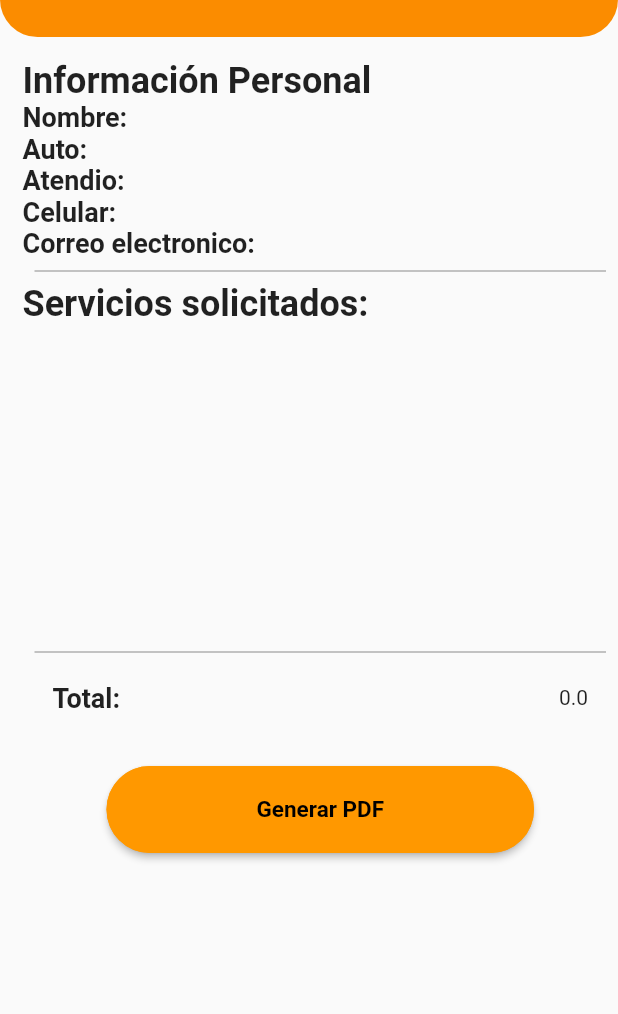
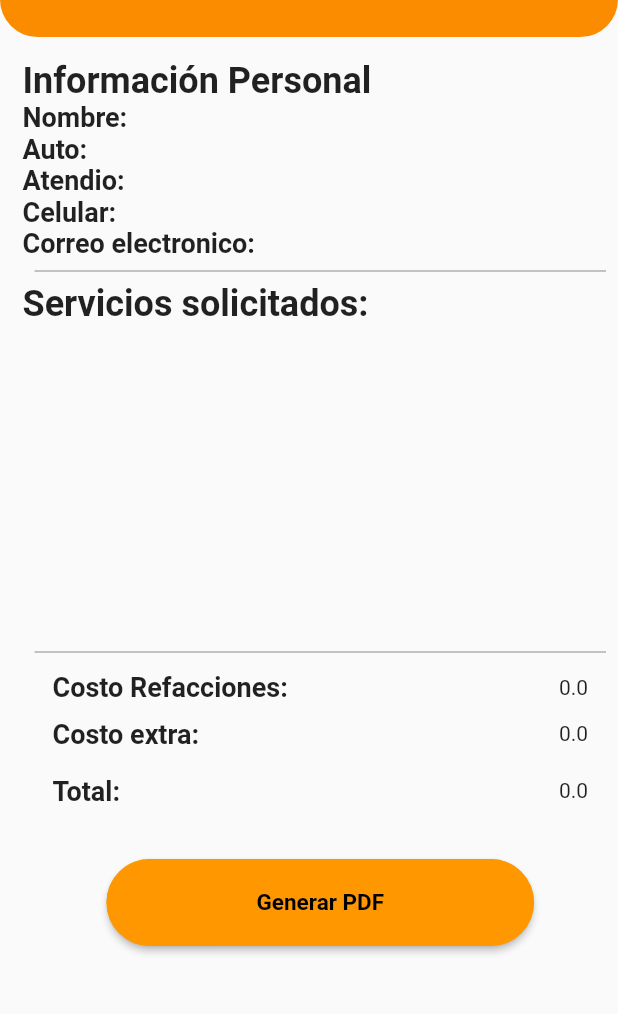
Before and after one commit to jeremyvalenciano/GDLCUSTOMS, a Flutter app: the TicketInfoView screen opened directly with empty values, on a phone screen of 412 x 824 dp, the part 137-1151 px from its top. Run offline on Flutter 3.47's test engine with Material 2 defaults, Android fonts, the phone set to English and light mode, and no system bars; our stand-ins replace fluttertoast, open_file, pdf, sqflite; missing offline and left inert: dart:ffi, googleapis, unsplash_client; accounts and stored records are empty.

Commit message:
ticket bug solved

```diff
--- a/lib/classes/service_request_class.dart
+++ b/lib/classes/service_request_class.dart
@@ -5,6 +5,8 @@ class ServiceRequest {
   final int? employeeId;
   final String clientName;
   final String? employeeName;
+  final double? sparePartsCost;
+  final double? extraCost;
   final String modelCar;
   final String brandCar;
   final String licencePlate;
@@ -19,6 +21,8 @@ class ServiceRequest {
     required this.date,
     required this.clientName,
     this.employeeName,
+    this.sparePartsCost,
+    this.extraCost,
     required this.modelCar,
     required this.brandCar,
     required this.licencePlate,
@@ -32,6 +36,8 @@ class ServiceRequest {
         employeeId: json["employeeId"],
         clientName: json["clientName"],
         employeeName: json["employeeName"],
+        sparePartsCost: json["sparePartsCost"],
+        extraCost: json["extraCost"],
         modelCar: json["modelCar"],
         brandCar: json["brandCar"],
         licencePlate: json["licencePlate"],
@@ -46,6 +52,8 @@ class ServiceRequest {
         "employeeId": employeeId,
         "clientName": clientName,
         "employeeName": employeeName,
+        "sparePartsCost": sparePartsCost,
+        "extraCost": extraCost,
         "modelCar": modelCar,
         "brandCar": brandCar,
         "licencePlate": licencePlate,
--- a/lib/classes/ticket_class.dart
+++ b/lib/classes/ticket_class.dart
@@ -4,6 +4,7 @@ class Ticket {
   final int? clientId;
   final int? requestId;
   final int? employeeId;
+
   final double total;
   final String date;
   final double? iva;
--- a/lib/client/services_list_view.dart
+++ b/lib/client/services_list_view.dart
@@ -206,6 +206,8 @@ class _ServicesListViewState extends State<ServicesListView> {
                 carId: widget.autoSelected!.id,
                 clientName: widget.client.name,
                 modelCar: widget.autoSelected!.model,
+                sparePartsCost: 0.0,
+                extraCost: 0.0,
                 brandCar: widget.autoSelected!.brand,
                 licencePlate: widget.autoSelected!.licencePlate,
                 status: 'Pendiente',
--- a/lib/components/ticket_info_view.dart
+++ b/lib/components/ticket_info_view.dart
@@ -52,6 +52,8 @@ class _TicketInfoViewState extends State<TicketInfoView> {
   String clientCity = '';
   String carInfo = '';
   String? employeeName = '';
+  double sparePartsCost = 0;
+  double extraCost = 0;
   double total = 0;
 
   getClientById() async {
@@ -96,6 +98,8 @@ class _TicketInfoViewState extends State<TicketInfoView> {
       setState(() {
         carInfo = '${req.brandCar} - ${req.modelCar} - ${req.licencePlate}';
         employeeName = req.employeeName;
+        sparePartsCost = req.sparePartsCost!;
+        extraCost = req.extraCost!;
       });
     });
   }
@@ -261,6 +265,32 @@ class _TicketInfoViewState extends State<TicketInfoView> {
                 ),
                 Padding(
                   padding: const EdgeInsets.only(
+                      top: 5, right: 20, left: 20, bottom: 5),
+                  child: Row(
+                    mainAxisAlignment: MainAxisAlignment.spaceBetween,
+                    children: [
+                      const Text('Costo Refacciones: ',
+                          style: TextStyle(
+                              fontSize: 18, fontWeight: FontWeight.bold)),
+                      Text(sparePartsCost.toString()),
+                    ],
+                  ),
+                ),
+                Padding(
+                  padding: const EdgeInsets.only(
+                      top: 5, right: 20, left: 20, bottom: 5),
+                  child: Row(
+                    mainAxisAlignment: MainAxisAlignment.spaceBetween,
+                    children: [
+                      const Text('Costo extra: ',
+                          style: TextStyle(
+                              fontSize: 18, fontWeight: FontWeight.bold)),
+                      Text(extraCost.toString()),
+                    ],
+                  ),
+                ),
+                Padding(
+                  padding: const EdgeInsets.only(
                       top: 12, right: 20, left: 20, bottom: 35),
                   child: Row(
                     mainAxisAlignment: MainAxisAlignment.spaceBetween,
```
Also changed, not shown: lib/components/card_info_car.dart (+4 -4 lines), lib/database.dart (+49 -0 lines), lib/employee/service_details.dart (+57 -3 lines).
